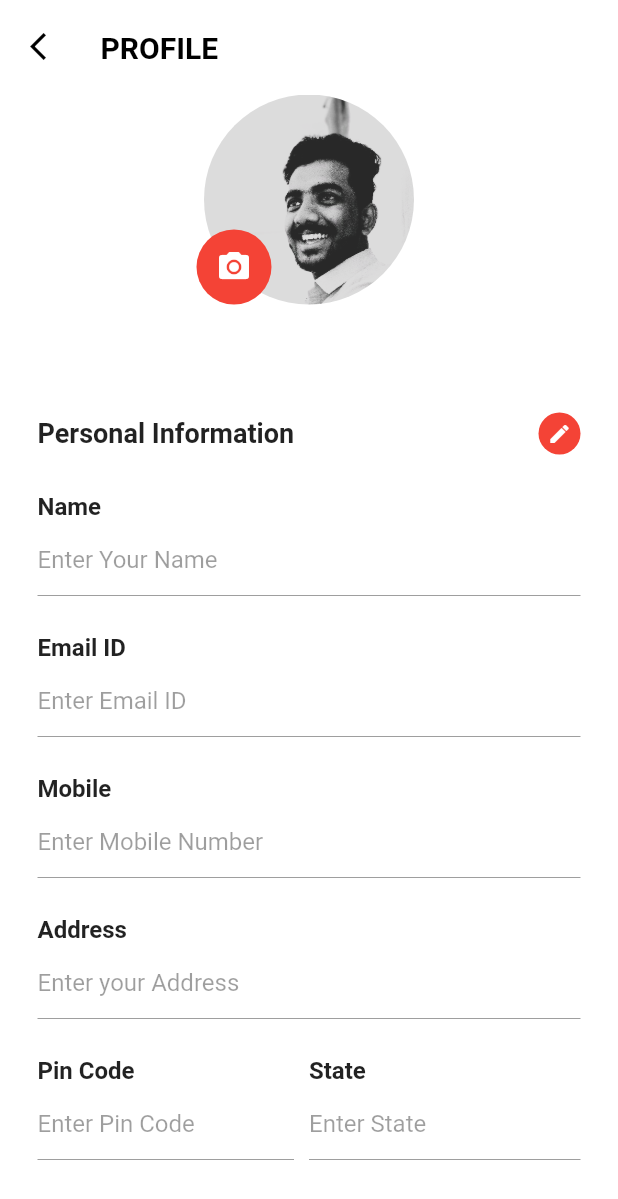
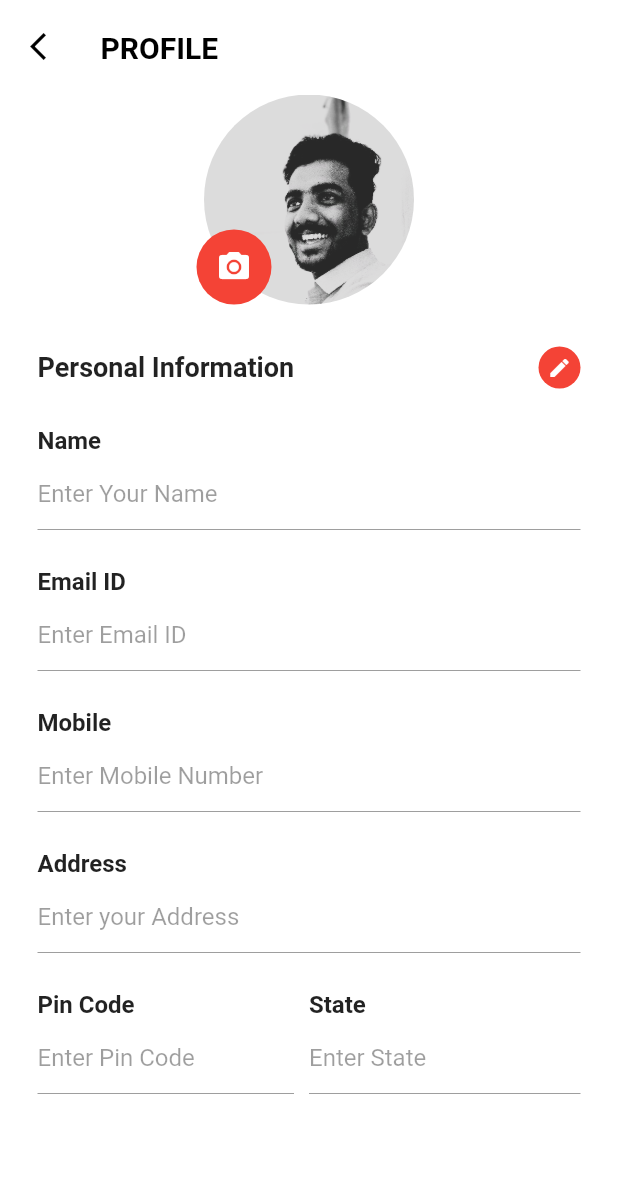
Before and after one commit to Julienjthomas/Customers-login_berus-app, a Flutter app: the ProfilePage screen opened directly, on a phone screen of 412 x 824 dp. Shown: the top 1199 px of the screen. Run offline on Flutter 3.47's test engine with Material 2 defaults, Android fonts, the light colour scheme and no system bars; our stand-ins replace flutter_svg; Roboto replaces fonts that are missing (sans-serif-light).

```diff
--- a/lib/profile_page.dart
+++ b/lib/profile_page.dart
@@ -24,10 +24,11 @@ class MapScreenState extends State<ProfilePage>
       color: Colors.white,
       child: ListView(
         children: <Widget>[
-          Column(
+          Flex(
+            direction: Axis.vertical,
             children: <Widget>[
               Container(
-                height: 250.0,
+                height: MediaQuery.of(context).size.height/4,
                 color: Colors.white,
                 child: Column(
                   children: <Widget>[
```
